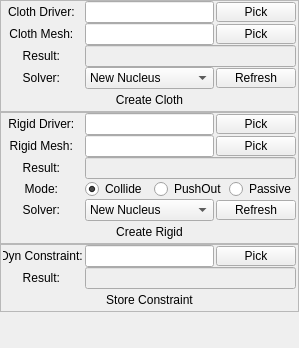
Qt form tools/maya/cloth/clothBox/ud/wgRiggBox.ui (snaress/studio) before a commit.
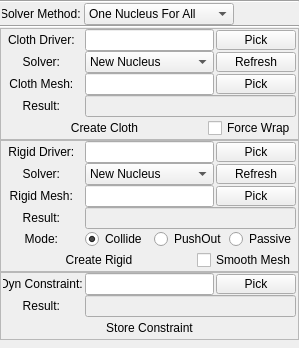
The same form after that commit.

Commit message: clothBox: Add solver option (unique or multi)

The edit to the form file:
```diff
--- a/tools/maya/cloth/clothBox/ud/wgRiggBox.ui
+++ b/tools/maya/cloth/clothBox/ud/wgRiggBox.ui
@@ -20,262 +20,7 @@
    <property name="spacing">
     <number>0</number>
    </property>
-   <item row="0" column="0">
-    <widget class="QFrame" name="qfCloth">
-     <property name="frameShape">
-      <enum>QFrame::StyledPanel</enum>
-     </property>
-     <layout class="QVBoxLayout" name="vlCloth">
-      <property name="spacing">
-       <number>0</number>
-      </property>
-      <property name="leftMargin">
-       <number>2</number>
-      </property>
-      <property name="topMargin">
-       <number>0</number>
-      </property>
-      <property name="rightMargin">
-       <number>2</number>
-      </property>
-      <property name="bottomMargin">
-       <number>0</number>
-      </property>
-      <item>
-       <layout class="QHBoxLayout" name="hlClothDriver">
-        <property name="spacing">
-         <number>2</number>
-        </property>
-        <item>
-         <widget class="QLabel" name="lClothDriver">
-          <property name="minimumSize">
-           <size>
-            <width>80</width>
-            <height>0</height>
-           </size>
-          </property>
-          <property name="maximumSize">
-           <size>
-            <width>80</width>
-            <height>16777215</height>
-           </size>
-          </property>
-          <property name="text">
-           <string>Cloth Driver: </string>
-          </property>
-          <property name="alignment">
-           <set>Qt::AlignCenter</set>
-          </property>
-         </widget>
-        </item>
-        <item>
-         <widget class="QLineEdit" name="leClothDriver">
-          <property name="maximumSize">
-           <size>
-            <width>16777215</width>
-            <height>16777215</height>
-           </size>
-          </property>
-          <property name="frame">
-           <bool>true</bool>
-          </property>
-          <property name="readOnly">
-           <bool>true</bool>
-          </property>
-         </widget>
-        </item>
-        <item>
-         <widget class="QPushButton" name="pbPickClothDriver">
-          <property name="maximumSize">
-           <size>
-            <width>16777215</width>
-            <height>20</height>
-           </size>
-          </property>
-          <property name="text">
-           <string>Pick</string>
-          </property>
-         </widget>
-        </item>
-       </layout>
-      </item>
-      <item>
-       <layout class="QHBoxLayout" name="hlClothMesh">
-        <property name="spacing">
-         <number>2</number>
-        </property>
-        <item>
-         <widget class="QLabel" name="lClothMesh">
-          <property name="minimumSize">
-           <size>
-            <width>80</width>
-            <height>0</height>
-           </size>
-          </property>
-          <property name="maximumSize">
-           <size>
-            <width>80</width>
-            <height>16777215</height>
-           </size>
-          </property>
-          <property name="text">
-           <string>Cloth Mesh: </string>
-          </property>
-          <property name="alignment">
-           <set>Qt::AlignCenter</set>
-          </property>
-         </widget>
-        </item>
-        <item>
-         <widget class="QLineEdit" name="leClothMesh">
-          <property name="maximumSize">
-           <size>
-            <width>16777215</width>
-            <height>16777215</height>
-           </size>
-          </property>
-          <property name="frame">
-           <bool>true</bool>
-          </property>
-          <property name="readOnly">
-           <bool>true</bool>
-          </property>
-         </widget>
-        </item>
-        <item>
-         <widget class="QPushButton" name="pbPickClothMesh">
-          <property name="maximumSize">
-           <size>
-            <width>16777215</width>
-            <height>20</height>
-           </size>
-          </property>
-          <property name="text">
-           <string>Pick</string>
-          </property>
-         </widget>
-        </item>
-       </layout>
-      </item>
-      <item>
-       <layout class="QHBoxLayout" name="hlClothResult">
-        <property name="spacing">
-         <number>2</number>
-        </property>
-        <item>
-         <widget class="QLabel" name="lClothResult">
-          <property name="minimumSize">
-           <size>
-            <width>80</width>
-            <height>0</height>
-           </size>
-          </property>
-          <property name="maximumSize">
-           <size>
-            <width>80</width>
-            <height>16777215</height>
-           </size>
-          </property>
-          <property name="text">
-           <string>Result: </string>
-          </property>
-          <property name="alignment">
-           <set>Qt::AlignCenter</set>
-          </property>
-         </widget>
-        </item>
-        <item>
-         <widget class="QLineEdit" name="leClothResult">
-          <property name="enabled">
-           <bool>false</bool>
-          </property>
-          <property name="maximumSize">
-           <size>
-            <width>16777215</width>
-            <height>16777215</height>
-           </size>
-          </property>
-         </widget>
-        </item>
-       </layout>
-      </item>
-      <item>
-       <layout class="QHBoxLayout" name="hlClothSolver">
-        <property name="spacing">
-         <number>2</number>
-        </property>
-        <item>
-         <widget class="QLabel" name="lClothSolver">
-          <property name="minimumSize">
-           <size>
-            <width>80</width>
-            <height>0</height>
-           </size>
-          </property>
-          <property name="maximumSize">
-           <size>
-            <width>80</width>
-            <height>16777215</height>
-           </size>
-          </property>
-          <property name="text">
-           <string>Solver: </string>
-          </property>
-          <property name="alignment">
-           <set>Qt::AlignCenter</set>
-          </property>
-         </widget>
-        </item>
-        <item>
-         <widget class="QComboBox" name="cbClothSolver">
-          <property name="sizePolicy">
-           <sizepolicy hsizetype="Expanding" vsizetype="Fixed">
-            <horstretch>0</horstretch>
-            <verstretch>0</verstretch>
-           </sizepolicy>
-          </property>
-          <item>
-           <property name="text">
-            <string>New Nucleus</string>
-           </property>
-          </item>
-         </widget>
-        </item>
-        <item>
-         <widget class="QPushButton" name="pbClothSolverRf">
-          <property name="maximumSize">
-           <size>
-            <width>16777215</width>
-            <height>20</height>
-           </size>
-          </property>
-          <property name="text">
-           <string>Refresh</string>
-          </property>
-         </widget>
-        </item>
-       </layout>
-      </item>
-      <item>
-       <widget class="QPushButton" name="pbCreateCloth">
-        <property name="text">
-         <string>Create Cloth</string>
-        </property>
-        <property name="iconSize">
-         <size>
-          <width>24</width>
-          <height>24</height>
-         </size>
-        </property>
-        <property name="flat">
-         <bool>true</bool>
-        </property>
-       </widget>
-      </item>
-     </layout>
-    </widget>
-   </item>
-   <item row="1" column="0">
+   <item row="4" column="0">
     <widget class="QFrame" name="qfRigid">
      <property name="frameShape">
       <enum>QFrame::StyledPanel</enum>
@@ -354,6 +99,63 @@
         </item>
        </layout>
       </item>
+      <item>
+       <layout class="QHBoxLayout" name="hlRigidSolver">
+        <property name="spacing">
+         <number>2</number>
+        </property>
+        <item>
+         <widget class="QLabel" name="lRigidSolver">
+          <property name="minimumSize">
+           <size>
+            <width>80</width>
+            <height>0</height>
+           </size>
+          </property>
+          <property name="maximumSize">
+           <size>
+            <width>80</width>
+            <height>16777215</height>
+           </size>
+          </property>
+          <property name="text">
+           <string>Solver: </string>
+          </property>
+          <property name="alignment">
+           <set>Qt::AlignCenter</set>
+          </property>
+         </widget>
+        </item>
+        <item>
+         <widget class="QComboBox" name="cbRigidSolver">
+          <property name="sizePolicy">
+           <sizepolicy hsizetype="Expanding" vsizetype="Fixed">
+            <horstretch>0</horstretch>
+            <verstretch>0</verstretch>
+           </sizepolicy>
+          </property>
+          <item>
+           <property name="text">
+            <string>New Nucleus</string>
+           </property>
+          </item>
+         </widget>
+        </item>
+        <item>
+         <widget class="QPushButton" name="pbRigidSolverRf">
+          <property name="maximumSize">
+           <size>
+            <width>16777215</width>
+            <height>20</height>
+           </size>
+          </property>
+          <property name="text">
+           <string>Refresh</string>
+          </property>
+         </widget>
+        </item>
+       </layout>
+      </item>
       <item>
        <layout class="QHBoxLayout" name="hlRigidMesh">
         <property name="spacing">
@@ -517,82 +319,48 @@
        </layout>
       </item>
       <item>
-       <layout class="QHBoxLayout" name="hlRigidSolver">
+       <layout class="QHBoxLayout" name="hlCreateRigid">
         <property name="spacing">
          <number>2</number>
         </property>
+        <property name="topMargin">
+         <number>0</number>
+        </property>
         <item>
-         <widget class="QLabel" name="lRigidSolver">
-          <property name="minimumSize">
-           <size>
-            <width>80</width>
-            <height>0</height>
-           </size>
-          </property>
-          <property name="maximumSize">
-           <size>
-            <width>80</width>
-            <height>16777215</height>
-           </size>
-          </property>
-          <property name="text">
-           <string>Solver: </string>
-          </property>
-          <property name="alignment">
-           <set>Qt::AlignCenter</set>
-          </property>
-         </widget>
-        </item>
-        <item>
-         <widget class="QComboBox" name="cbRigidSolver">
+         <widget class="QPushButton" name="pbCreateRigid">
           <property name="sizePolicy">
            <sizepolicy hsizetype="Expanding" vsizetype="Fixed">
             <horstretch>0</horstretch>
             <verstretch>0</verstretch>
            </sizepolicy>
           </property>
-          <item>
-           <property name="text">
-            <string>New Nucleus</string>
-           </property>
-          </item>
+          <property name="text">
+           <string>Create Rigid</string>
+          </property>
+          <property name="iconSize">
+           <size>
+            <width>24</width>
+            <height>24</height>
+           </size>
+          </property>
+          <property name="flat">
+           <bool>true</bool>
+          </property>
          </widget>
         </item>
         <item>
-         <widget class="QPushButton" name="pbRigidSolverRf">
-          <property name="maximumSize">
-           <size>
-            <width>16777215</width>
-            <height>20</height>
-           </size>
-          </property>
+         <widget class="QCheckBox" name="cbSmoothMesh">
           <property name="text">
-           <string>Refresh</string>
+           <string>Smooth Mesh</string>
           </property>
          </widget>
         </item>
        </layout>
       </item>
-      <item>
-       <widget class="QPushButton" name="pbCreateRigid">
-        <property name="text">
-         <string>Create Rigid</string>
-        </property>
-        <property name="iconSize">
-         <size>
-          <width>24</width>
-          <height>24</height>
-         </size>
-        </property>
-        <property name="flat">
-         <bool>true</bool>
-        </property>
-       </widget>
-      </item>
      </layout>
     </widget>
    </item>
-   <item row="2" column="0">
+   <item row="5" column="0">
     <widget class="QFrame" name="qfConstraint">
      <property name="frameShape">
       <enum>QFrame::StyledPanel</enum>
@@ -733,6 +501,355 @@
     </widget>
    </item>
    <item row="3" column="0">
+    <widget class="QFrame" name="qfCloth">
+     <property name="frameShape">
+      <enum>QFrame::StyledPanel</enum>
+     </property>
+     <layout class="QVBoxLayout" name="vlCloth">
+      <property name="spacing">
+       <number>0</number>
+      </property>
+      <property name="leftMargin">
+       <number>2</number>
+      </property>
+      <property name="topMargin">
+       <number>0</number>
+      </property>
+      <property name="rightMargin">
+       <number>2</number>
+      </property>
+      <property name="bottomMargin">
+       <number>0</number>
+      </property>
+      <item>
+       <layout class="QHBoxLayout" name="hlClothDriver">
+        <property name="spacing">
+         <number>2</number>
+        </property>
+        <item>
+         <widget class="QLabel" name="lClothDriver">
+          <property name="minimumSize">
+           <size>
+            <width>80</width>
+            <height>0</height>
+           </size>
+          </property>
+          <property name="maximumSize">
+           <size>
+            <width>80</width>
+            <height>16777215</height>
+           </size>
+          </property>
+          <property name="text">
+           <string>Cloth Driver: </string>
+          </property>
+          <property name="alignment">
+           <set>Qt::AlignCenter</set>
+          </property>
+         </widget>
+        </item>
+        <item>
+         <widget class="QLineEdit" name="leClothDriver">
+          <property name="maximumSize">
+           <size>
+            <width>16777215</width>
+            <height>16777215</height>
+           </size>
+          </property>
+          <property name="frame">
+           <bool>true</bool>
+          </property>
+          <property name="readOnly">
+           <bool>true</bool>
+          </property>
+         </widget>
+        </item>
+        <item>
+         <widget class="QPushButton" name="pbPickClothDriver">
+          <property name="maximumSize">
+           <size>
+            <width>16777215</width>
+            <height>20</height>
+           </size>
+          </property>
+          <property name="text">
+           <string>Pick</string>
+          </property>
+         </widget>
+        </item>
+       </layout>
+      </item>
+      <item>
+       <layout class="QHBoxLayout" name="hlClothSolver">
+        <property name="spacing">
+         <number>2</number>
+        </property>
+        <item>
+         <widget class="QLabel" name="lClothSolver">
+          <property name="minimumSize">
+           <size>
+            <width>80</width>
+            <height>0</height>
+           </size>
+          </property>
+          <property name="maximumSize">
+           <size>
+            <width>80</width>
+            <height>16777215</height>
+           </size>
+          </property>
+          <property name="text">
+           <string>Solver: </string>
+          </property>
+          <property name="alignment">
+           <set>Qt::AlignCenter</set>
+          </property>
+         </widget>
+        </item>
+        <item>
+         <widget class="QComboBox" name="cbClothSolver">
+          <property name="sizePolicy">
+           <sizepolicy hsizetype="Expanding" vsizetype="Fixed">
+            <horstretch>0</horstretch>
+            <verstretch>0</verstretch>
+           </sizepolicy>
+          </property>
+          <item>
+           <property name="text">
+            <string>New Nucleus</string>
+           </property>
+          </item>
+         </widget>
+        </item>
+        <item>
+         <widget class="QPushButton" name="pbClothSolverRf">
+          <property name="maximumSize">
+           <size>
+            <width>16777215</width>
+            <height>20</height>
+           </size>
+          </property>
+          <property name="text">
+           <string>Refresh</string>
+          </property>
+         </widget>
+        </item>
+       </layout>
+      </item>
+      <item>
+       <layout class="QHBoxLayout" name="hlClothMesh">
+        <property name="spacing">
+         <number>2</number>
+        </property>
+        <item>
+         <widget class="QLabel" name="lClothMesh">
+          <property name="minimumSize">
+           <size>
+            <width>80</width>
+            <height>0</height>
+           </size>
+          </property>
+          <property name="maximumSize">
+           <size>
+            <width>80</width>
+            <height>16777215</height>
+           </size>
+          </property>
+          <property name="text">
+           <string>Cloth Mesh: </string>
+          </property>
+          <property name="alignment">
+           <set>Qt::AlignCenter</set>
+          </property>
+         </widget>
+        </item>
+        <item>
+         <widget class="QLineEdit" name="leClothMesh">
+          <property name="maximumSize">
+           <size>
+            <width>16777215</width>
+            <height>16777215</height>
+           </size>
+          </property>
+          <property name="frame">
+           <bool>true</bool>
+          </property>
+          <property name="readOnly">
+           <bool>true</bool>
+          </property>
+         </widget>
+        </item>
+        <item>
+         <widget class="QPushButton" name="pbPickClothMesh">
+          <property name="maximumSize">
+           <size>
+            <width>16777215</width>
+            <height>20</height>
+           </size>
+          </property>
+          <property name="text">
+           <string>Pick</string>
+          </property>
+         </widget>
+        </item>
+       </layout>
+      </item>
+      <item>
+       <layout class="QHBoxLayout" name="hlClothResult">
+        <property name="spacing">
+         <number>2</number>
+        </property>
+        <item>
+         <widget class="QLabel" name="lClothResult">
+          <property name="minimumSize">
+           <size>
+            <width>80</width>
+            <height>0</height>
+           </size>
+          </property>
+          <property name="maximumSize">
+           <size>
+            <width>80</width>
+            <height>16777215</height>
+           </size>
+          </property>
+          <property name="text">
+           <string>Result: </string>
+          </property>
+          <property name="alignment">
+           <set>Qt::AlignCenter</set>
+          </property>
+         </widget>
+        </item>
+        <item>
+         <widget class="QLineEdit" name="leClothResult">
+          <property name="enabled">
+           <bool>false</bool>
+          </property>
+          <property name="maximumSize">
+           <size>
+            <width>16777215</width>
+            <height>16777215</height>
+           </size>
+          </property>
+         </widget>
+        </item>
+       </layout>
+      </item>
+      <item>
+       <layout class="QHBoxLayout" name="hlCreateCloth">
+        <property name="spacing">
+         <number>2</number>
+        </property>
+        <property name="topMargin">
+         <number>0</number>
+        </property>
+        <item>
+         <widget class="QPushButton" name="pbCreateCloth">
+          <property name="sizePolicy">
+           <sizepolicy hsizetype="Expanding" vsizetype="Fixed">
+            <horstretch>0</horstretch>
+            <verstretch>0</verstretch>
+           </sizepolicy>
+          </property>
+          <property name="text">
+           <string>Create Cloth</string>
+          </property>
+          <property name="iconSize">
+           <size>
+            <width>24</width>
+            <height>24</height>
+           </size>
+          </property>
+          <property name="flat">
+           <bool>true</bool>
+          </property>
+         </widget>
+        </item>
+        <item>
+         <widget class="QCheckBox" name="cbForceWrap">
+          <property name="text">
+           <string>Force Wrap</string>
+          </property>
+         </widget>
+        </item>
+       </layout>
+      </item>
+     </layout>
+    </widget>
+   </item>
+   <item row="1" column="0">
+    <layout class="QHBoxLayout" name="hlSolverMethod">
+     <property name="spacing">
+      <number>2</number>
+     </property>
+     <property name="leftMargin">
+      <number>2</number>
+     </property>
+     <property name="topMargin">
+      <number>0</number>
+     </property>
+     <property name="rightMargin">
+      <number>2</number>
+     </property>
+     <item>
+      <widget class="QLabel" name="lSolverMethod">
+       <property name="minimumSize">
+        <size>
+         <width>80</width>
+         <height>0</height>
+        </size>
+       </property>
+       <property name="maximumSize">
+        <size>
+         <width>80</width>
+         <height>16777215</height>
+        </size>
+       </property>
+       <property name="text">
+        <string>Solver Method: </string>
+       </property>
+       <property name="alignment">
+        <set>Qt::AlignCenter</set>
+       </property>
+      </widget>
+     </item>
+     <item>
+      <widget class="QComboBox" name="cbSolverMethod">
+       <property name="sizePolicy">
+        <sizepolicy hsizetype="Expanding" vsizetype="Fixed">
+         <horstretch>0</horstretch>
+         <verstretch>0</verstretch>
+        </sizepolicy>
+       </property>
+       <item>
+        <property name="text">
+         <string>One Nucleus For All</string>
+        </property>
+       </item>
+       <item>
+        <property name="text">
+         <string>One Nucleus By Mesh</string>
+        </property>
+       </item>
+      </widget>
+     </item>
+     <item>
+      <spacer name="horizontalSpacer">
+       <property name="orientation">
+        <enum>Qt::Horizontal</enum>
+       </property>
+       <property name="sizeHint" stdset="0">
+        <size>
+         <width>40</width>
+         <height>20</height>
+        </size>
+       </property>
+      </spacer>
+     </item>
+    </layout>
+   </item>
+   <item row="6" column="0">
     <spacer name="verticalSpacer">
      <property name="orientation">
       <enum>Qt::Vertical</enum>
@@ -745,6 +862,20 @@
      </property>
     </spacer>
    </item>
+   <item row="2" column="0">
+    <widget class="Line" name="line">
+     <property name="orientation">
+      <enum>Qt::Horizontal</enum>
+     </property>
+    </widget>
+   </item>
+   <item row="0" column="0">
+    <widget class="Line" name="line_2">
+     <property name="orientation">
+      <enum>Qt::Horizontal</enum>
+     </property>
+    </widget>
+   </item>
   </layout>
  </widget>
  <resources/>
```
The commit also changes 12 other files.
